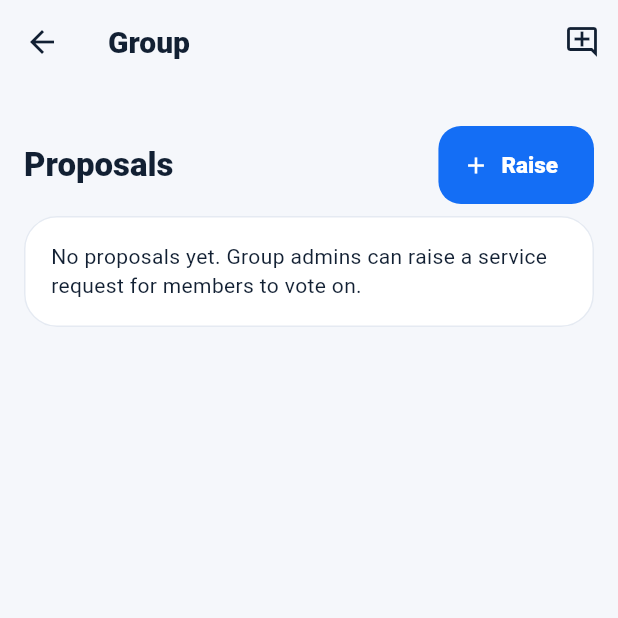
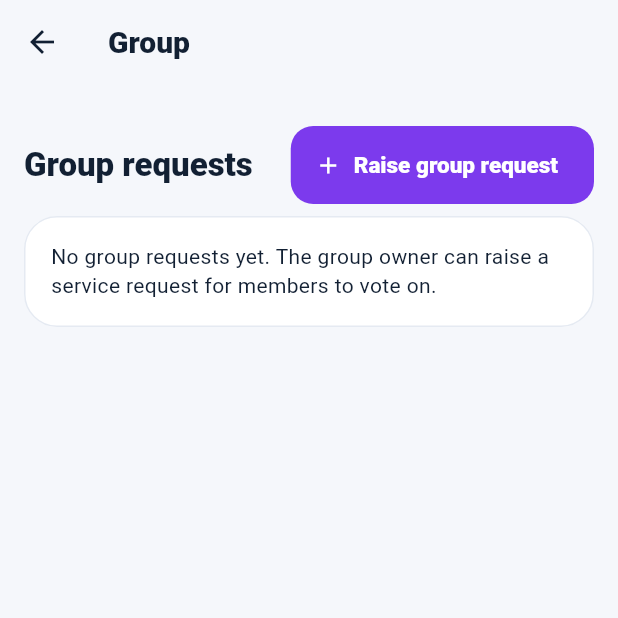
Before and after one commit to rahulrtk74747474-glitch/Bid-book, a Flutter app: the GroupDetailScreen screen opened directly with empty values, on a phone screen of 412 x 824 dp, the top half of it. Run offline on Flutter 3.47's test engine with Material 3 defaults, Android fonts, the phone set to English and light mode, and no system bars; our stand-ins replace dio, flutter_riverpod, flutter_secure_storage, go_router, google_sign_in, image_picker; accounts and stored records are empty.

Commit message:
Fix duplicate group request actions

```diff
--- a/lib/features/groups/presentation/group_detail_screen.dart
+++ b/lib/features/groups/presentation/group_detail_screen.dart
@@ -1,4 +1,5 @@
 import 'package:bid_book/core/api/api_models.dart';
+import 'package:bid_book/core/theme/app_theme.dart';
 import 'package:bid_book/features/auth/application/remote_auth_controller.dart';
 import 'package:bid_book/features/groups/application/remote_group_controller.dart';
 import 'package:flutter/material.dart';
@@ -71,6 +72,16 @@ class _GroupDetailScreenState extends ConsumerState<GroupDetailScreen> {
       ),
     );
     if (accepted != true) return;
+
+    if (title.text.trim().length < 2) {
+      if (mounted) ScaffoldMessenger.of(context).showSnackBar(const SnackBar(content: Text('Enter a request title.')));
+      return;
+    }
+    if (description.text.trim().length < 2) {
+      if (mounted) ScaffoldMessenger.of(context).showSnackBar(const SnackBar(content: Text('Add a short description of what the group needs.')));
+      return;
+    }
+
     setState(() => _loading = true);
     try {
       await ref.read(remoteGroupControllerProvider.notifier).createProposal(
@@ -80,6 +91,9 @@ class _GroupDetailScreenState extends ConsumerState<GroupDetailScreen> {
             description: description.text.trim(),
             preferredFor: preferred,
           );
+      if (mounted) {
+        ScaffoldMessenger.of(context).showSnackBar(const SnackBar(content: Text('Group request created. Members can now vote.')));
+      }
     } catch (error) {
       if (mounted) ScaffoldMessenger.of(context).showSnackBar(SnackBar(content: Text('$error')));
     } finally {
@@ -112,6 +126,7 @@ class _GroupDetailScreenState extends ConsumerState<GroupDetailScreen> {
             choice: choice,
             quantity: quantity,
           );
+      if (mounted) ScaffoldMessenger.of(context).showSnackBar(const SnackBar(content: Text('Vote saved.')));
     } catch (error) {
       if (mounted) ScaffoldMessenger.of(context).showSnackBar(SnackBar(content: Text('$error')));
     }
@@ -147,12 +162,7 @@ class _GroupDetailScreenState extends ConsumerState<GroupDetailScreen> {
     final isOwner = group?.ownerUserId == userId;
 
     return Scaffold(
-      appBar: AppBar(
-        title: Text(group?.name ?? 'Group'),
-        actions: [
-          if (isOwner) IconButton(onPressed: _loading ? null : _createProposal, icon: const Icon(Icons.add_comment_outlined), tooltip: 'Raise request'),
-        ],
-      ),
+      appBar: AppBar(title: Text(group?.name ?? 'Group')),
       body: RefreshIndicator(
         onRefresh: () => ref.read(remoteGroupControllerProvider.notifier).loadProposals(widget.groupId),
         child: ListView(
@@ -173,12 +183,23 @@ class _GroupDetailScreenState extends ConsumerState<GroupDetailScreen> {
               ),
             const SizedBox(height: 12),
             Row(children: [
-              Expanded(child: Text('Proposals', style: Theme.of(context).textTheme.titleLarge?.copyWith(fontWeight: FontWeight.w800))),
-              if (isOwner) FilledButton.icon(onPressed: _loading ? null : _createProposal, icon: const Icon(Icons.add), label: const Text('Raise')),
+              Expanded(child: Text('Group requests', style: Theme.of(context).textTheme.titleLarge?.copyWith(fontWeight: FontWeight.w800))),
+              if (isOwner)
+                FilledButton.icon(
+                  style: FilledButton.styleFrom(backgroundColor: AppColors.purple),
+                  onPressed: _loading ? null : _createProposal,
+                  icon: const Icon(Icons.add),
+                  label: const Text('Raise group request'),
+                ),
             ]),
             const SizedBox(height: 8),
             if (proposals.isEmpty)
-              const Card(child: Padding(padding: EdgeInsets.all(18), child: Text('No proposals yet. Group admins can raise a service request for members to vote on.')))
+              const Card(
+                child: Padding(
+                  padding: EdgeInsets.all(18),
+                  child: Text('No group requests yet. The group owner can raise a service request for members to vote on.'),
+                ),
+              )
             else
               ...proposals.map((proposal) => _ProposalCard(
                     proposal: proposal,
@@ -205,6 +226,9 @@ class _ProposalCard extends ConsumerWidget {
   @override
   Widget build(BuildContext context, WidgetRef ref) {
     final summary = ref.watch(proposalSummaryProvider(ProposalKey(groupId, proposal.id)));
+    final acceptCount = summary.asData?.value.acceptCount ?? 0;
+    final canPublishNow = canPublish && acceptCount > 0;
+
     return Card(
       child: Padding(
         padding: const EdgeInsets.all(14),
@@ -228,8 +252,21 @@ class _ProposalCard extends ConsumerWidget {
               OutlinedButton(onPressed: () => onVote(ApiVoteChoice.accept), child: const Text('Accept')),
               OutlinedButton(onPressed: () => onVote(ApiVoteChoice.reject), child: const Text('Reject')),
               OutlinedButton(onPressed: () => onVote(ApiVoteChoice.maybe), child: const Text('Maybe')),
-              if (canPublish) FilledButton(onPressed: onPublish, child: const Text('Publish for bidding')),
+              if (canPublish)
+                FilledButton.icon(
+                  style: FilledButton.styleFrom(backgroundColor: AppColors.orange),
+                  onPressed: canPublishNow ? onPublish : null,
+                  icon: const Icon(Icons.campaign_outlined),
+                  label: const Text('Publish for bidding'),
+                ),
             ]),
+            if (canPublish && acceptCount < 1) ...[
+              const SizedBox(height: 8),
+              const Text(
+                'At least one member must tap Accept before this request can be published for provider bidding.',
+                style: TextStyle(color: AppColors.muted, fontSize: 12),
+              ),
+            ],
           ],
           if (proposal.publishedRequestId != null) ...[
             const SizedBox(height: 8),
```
